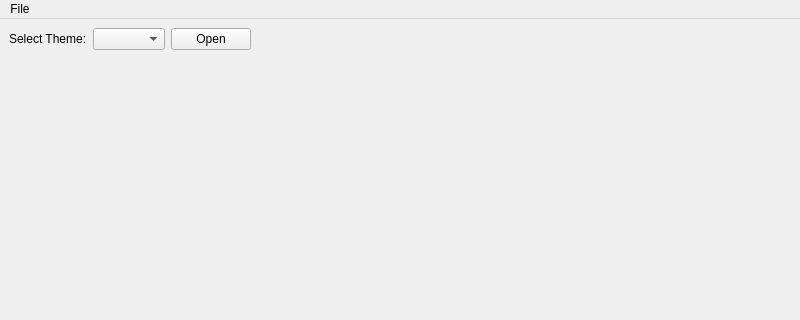
This is main_.ui in superyossi23/Qt5aggPlot as Qt 5 draws it before an edit; both pictures show x 0 to 800 and y 0 to 320 of the 800 by 600 pixel window. The edited form follows.
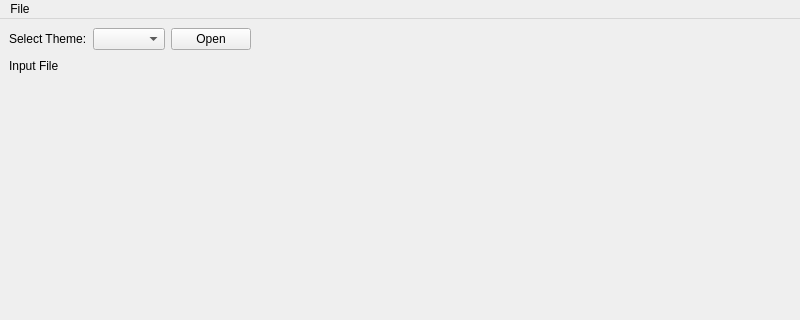
This is the edited form.

```diff
--- a/main_.ui
+++ b/main_.ui
@@ -20,8 +20,8 @@
      <height>1080</height>
     </size>
    </property>
-   <layout class="QGridLayout" name="gridLayout">
-    <item row="0" column="0">
+   <layout class="QVBoxLayout" name="verticalLayout">
+    <item>
      <layout class="QHBoxLayout" name="horizontalLayout">
       <property name="sizeConstraint">
        <enum>QLayout::SetDefaultConstraint</enum>
@@ -58,14 +58,35 @@
       </item>
      </layout>
     </item>
-    <item row="1" column="0">
-     <layout class="QVBoxLayout" name="verticalLayout" stretch="0">
-      <property name="spacing">
-       <number>0</number>
-      </property>
+    <item>
+     <layout class="QHBoxLayout" name="horizontalLayout_2">
       <property name="sizeConstraint">
-       <enum>QLayout::SetDefaultConstraint</enum>
+       <enum>QLayout::SetFixedSize</enum>
       </property>
+      <item>
+       <widget class="QLabel" name="label_2">
+        <property name="text">
+         <string>Input File</string>
+        </property>
+       </widget>
+      </item>
+      <item>
+       <spacer name="horizontalSpacer_2">
+        <property name="orientation">
+         <enum>Qt::Horizontal</enum>
+        </property>
+        <property name="sizeHint" stdset="0">
+         <size>
+          <width>40</width>
+          <height>20</height>
+         </size>
+        </property>
+       </spacer>
+      </item>
+     </layout>
+    </item>
+    <item>
+     <layout class="QHBoxLayout" name="horizontalLayout_3">
       <item>
        <spacer name="verticalSpacer">
         <property name="orientation">
@@ -74,7 +95,7 @@
         <property name="sizeHint" stdset="0">
          <size>
           <width>20</width>
-          <height>40</height>
+          <height>469</height>
          </size>
         </property>
        </spacer>
```
Left out of the diff: 2 changed lines with no effect on the pictures.
